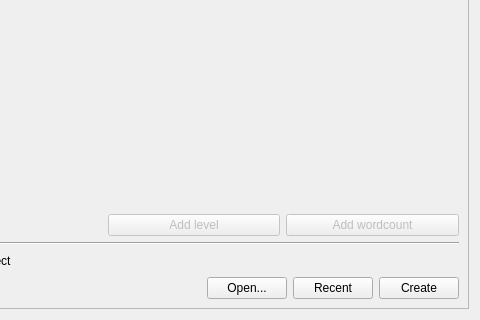
This is manuskript/ui/welcome_ui.ui in olivierkes/manuskript as Qt 5 draws it before an edit; both pictures show x 248 to 728 and y 139 to 459 of the 728 by 459 pixel window. The edited form follows.
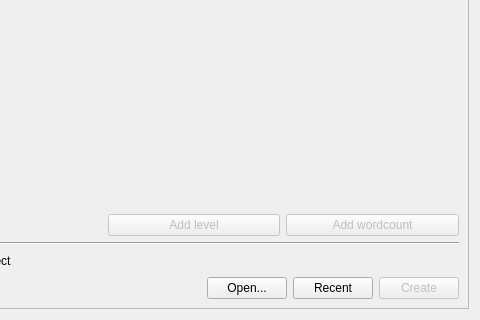
This is the edited form.

Commit message: prevents crash when creating a project before selecting a model

Diff of the .ui file:
```diff
--- a/manuskript/ui/welcome_ui.ui
+++ b/manuskript/ui/welcome_ui.ui
@@ -242,6 +242,9 @@
         </item>
         <item>
          <widget class="QPushButton" name="btnCreate">
+          <property name="enabled">
+           <bool>false</bool>
+          </property>
           <property name="text">
            <string>Create</string>
           </property>
```
Left out of the diff: 4 changed lines with no effect on the pictures. The commit also changes 2 other files.
